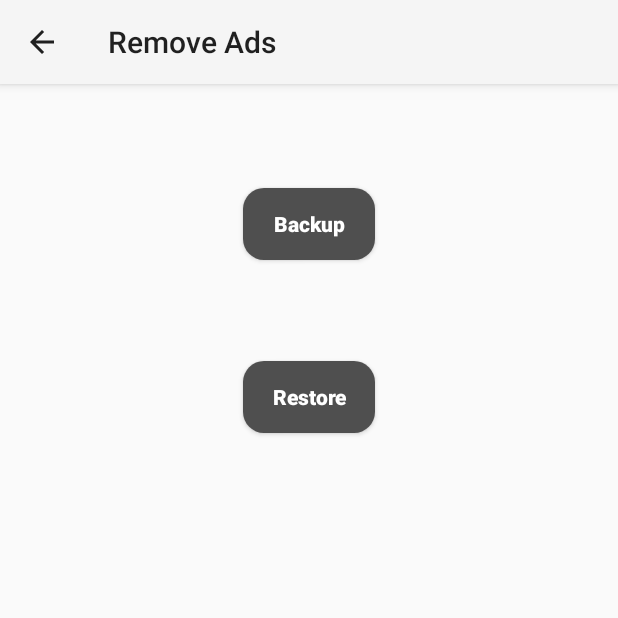
After one commit to prashantnavare/Hospital-Inventory-Manager, an Android app: the RemoveAdsActivity screen opened directly, with no data from a screen before it, on a phone screen of 412 x 824 dp, the top half of it. The commit adds this screen. Run offline under Robolectric (Android 15) with nearby library versions, the phone set to English and light mode, and no system bars.

Commit message:
Added initial implementation of RemoveAds functionality. More to come. Interim checkin.

```diff
--- a/app/src/main/java/com/navare/prashant/hospitalinventory/MainActivity.java
+++ b/app/src/main/java/com/navare/prashant/hospitalinventory/MainActivity.java
@@ -56,7 +56,7 @@ public class MainActivity extends Activity {
         setTitleAndTaskandItemCount();
 
         // TODO: Remove this after testing
-        HospitalInventoryApp.setPurchaseValue(HospitalInventoryApp.APP_PURCHASED);
+        HospitalInventoryApp.setPurchaseValue(0);
 
         // Ads related
         doAdsInit();
@@ -231,7 +231,7 @@ public class MainActivity extends Activity {
     }
 
     public void onRemoveAdsClick(View view) {
-        // TODO: Remove Ads button logic - In app purchase logic
+        startActivity(new Intent(this, RemoveAdsActivity.class));
     }
 
     private void setTitleAndTaskandItemCount() {
--- /dev/null
+++ b/app/src/main/java/com/navare/prashant/hospitalinventory/RemoveAdsActivity.java
@@ -0,0 +1,47 @@
+package com.navare.prashant.hospitalinventory;
+
+import android.app.backup.BackupManager;
+import android.app.backup.RestoreObserver;
+import android.content.Context;
+import android.os.Bundle;
+import android.support.v7.app.AppCompatActivity;
+import android.view.View;
+import android.widget.Toast;
+
+public class RemoveAdsActivity extends AppCompatActivity {
+
+    private Context mContext;
+
+    @Override
+    protected void onCreate(Bundle savedInstanceState) {
+        super.onCreate(savedInstanceState);
+        setContentView(R.layout.activity_remove_ads);
+        getSupportActionBar().setDisplayHomeAsUpEnabled(true);
+
+        mContext = this;
+    }
+
+    public void onBackupClick(View view) {
+        BackupManager backupManager = new BackupManager(this);
+        backupManager.dataChanged();
+        Toast toast = Toast.makeText(mContext, "Backup operation has been scheduled.", Toast.LENGTH_SHORT);
+        toast.show();
+    }
+
+    public void onRestoreClick(View view) {
+        BackupManager backupManager = new BackupManager(this);
+        backupManager.requestRestore(
+                new RestoreObserver(){
+                    public void restoreFinished(int error) {
+                        if (error == 0) {
+                            Toast toast = Toast.makeText(mContext, "HospitalInventory data has been restored.", Toast.LENGTH_SHORT);
+                            toast.show();
+                        }
+                    }
+                }
+        );
+        Toast toast = Toast.makeText(mContext, "Restore operation has been scheduled. You will be notified when the restore operation is completed.", Toast.LENGTH_SHORT);
+        toast.show();
+
+    }
+}
--- /dev/null
+++ b/app/src/main/res/layout/activity_remove_ads.xml
@@ -0,0 +1,52 @@
+<?xml version="1.0" encoding="utf-8"?>
+<RelativeLayout
+    xmlns:android="http://schemas.android.com/apk/res/android"
+    xmlns:tools="http://schemas.android.com/tools"
+    android:layout_width="match_parent"
+    android:layout_height="match_parent"
+    tools:context="com.navare.prashant.hospitalinventory.RemoveAdsActivity"
+    >
+
+    <Space
+        android:layout_width="20dp"
+        android:layout_height="20dp"
+        android:layout_alignParentTop="true"
+        android:layout_centerHorizontal="true"
+        android:id="@+id/space" />
+
+    <Button
+        android:id="@+id/backupButton"
+        android:text="Backup"
+        android:layout_width="wrap_content"
+        android:layout_height="wrap_content"
+        android:textAllCaps="false"
+        android:layout_below="@+id/space"
+        android:layout_centerHorizontal="true"
+        android:layout_marginTop="49dp"
+        android:clickable="true"
+        android:enabled="true"
+        android:longClickable="true"
+        android:onClick="onBackupClick"
+        android:textStyle="bold"
+        android:textColor="#FFFFFF"
+        android:background="@drawable/button_shape"
+        />
+
+    <Button
+        android:id="@+id/restoreButton"
+        android:text="Restore"
+        android:layout_width="wrap_content"
+        android:layout_height="wrap_content"
+        android:textAllCaps="false"
+        android:layout_below="@+id/backupButton"
+        android:layout_centerHorizontal="true"
+        android:layout_marginTop="67dp"
+        android:clickable="true"
+        android:enabled="true"
+        android:longClickable="true"
+        android:onClick="onRestoreClick"
+        android:textStyle="bold"
+        android:textColor="#FFFFFF"
+        android:background="@drawable/button_shape"
+        />
+</RelativeLayout>
--- a/app/src/main/res/values/strings.xml
+++ b/app/src/main/res/values/strings.xml
@@ -102,4 +102,6 @@
     <string name="banner_task_list_ad_unit_id">ca-app-pub-1181736027907915/7784502986</string>
     <string name="removeads_button">Remove Ads</string>
 
+    <string name="title_activity_remove_ads">Remove Ads</string>
+
 </resources>
```
Also changed, not shown: app/src/main/AndroidManifest.xml (+9 -0 lines).
